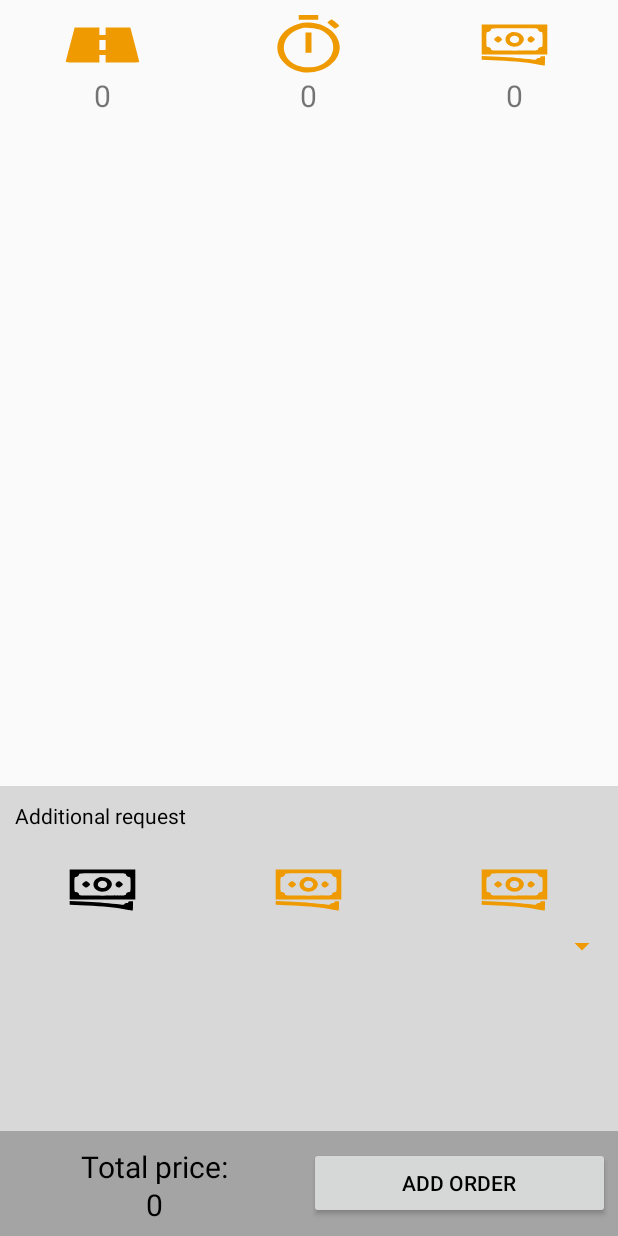
After one commit to Lewiy/Graduate-Work, an Android app: the layout fragment_add_order_2.xml on its own in the app's theme, with its tools: preview values and no code run, on a phone screen of 412 x 824 dp. The commit adds this screen. Run offline under Robolectric (Android 15) with nearby library versions, the phone set to English and light mode, and no system bars.

Commit message:
Made 2 xml layout for add order 50%

```diff
--- a/app/src/main/java/com/lewgmail/romanenko/taxiservice/model/api/Services.java
+++ b/app/src/main/java/com/lewgmail/romanenko/taxiservice/model/api/Services.java
@@ -48,12 +48,12 @@ public class Services {
             //  String string = original.body().toString();
             Request request = original.newBuilder()
                     .header("Accept", "application/json")
-                    .header("Content-Type", "application/json;Charset=UTF-8")
+                    .header("Content-Type", "application/json; charset=utf-8")
                     .method(original.method(), original.body())
                     .build();
             //   Log.w("Retrofit@Response", request.body().toString());
-            //   String str = bodyToString(response);
-            //    Log.i("req",bodyToString(request));
+            // String str = bodyToString(request);
+            //   Log.i("req",bodyToString(request));
             // String req = request.body().;
           /*  try {
                 final Request copy = request.newBuilder().build();
--- a/app/src/main/java/com/lewgmail/romanenko/taxiservice/view/ViewDriver/EditProfileFragmentDriver.java
+++ b/app/src/main/java/com/lewgmail/romanenko/taxiservice/view/ViewDriver/EditProfileFragmentDriver.java
@@ -65,8 +65,8 @@ public class EditProfileFragmentDriver extends android.support.v4.app.Fragment i
         View view = inflater.inflate(R.layout.fragment_personal_page, container, false);
         ButterKnife.bind(this, view);
         progress = new ProgressDialog(getActivity());
-        progress.setTitle("Loading");
-        progress.setMessage("Wait while loading...");
+        progress.setTitle(getResources().getString(R.string.main_theme_loading));
+        progress.setMessage(getResources().getString(R.string.text_of_loading));
         progress.setCancelable(true); // disable dismiss by tapping outside of the dialog
         progress.show();
         initialiseComponent();
--- a/app/src/main/java/com/lewgmail/romanenko/taxiservice/view/activity/RegistrationActivity.java
+++ b/app/src/main/java/com/lewgmail/romanenko/taxiservice/view/activity/RegistrationActivity.java
@@ -96,11 +96,11 @@ public class RegistrationActivity extends AppCompatActivity implements UserOpera
     private boolean checkInputedFields() {
         if (checkBoxDriverUser.isChecked()) {
             if (checkInputedFieldsDriver()) {
-                Toast.makeText(this, "Please input all fields", Toast.LENGTH_LONG).show();
+                Toast.makeText(this, getResources().getString(R.string.input_all_fields), Toast.LENGTH_LONG).show();
                 return false;
             }
         } else if (checkInputedFieldsCustomer()) {
-            Toast.makeText(this, "Please input all fields", Toast.LENGTH_LONG).show();
+            Toast.makeText(this, getResources().getString(R.string.input_all_fields), Toast.LENGTH_LONG).show();
             return false;
         }
 
--- a/app/src/main/java/com/lewgmail/romanenko/taxiservice/view/activity/RegistrationActivityFragm.java
+++ b/app/src/main/java/com/lewgmail/romanenko/taxiservice/view/activity/RegistrationActivityFragm.java
@@ -192,7 +192,7 @@ public class RegistrationActivityFragm extends AppCompatActivity implements Read
             car.setModel(fragmentDriverRegist.getModel());
             car.setPlateNumber(fragmentDriverRegist.getPlateNumber());
             car.setSeatsNumber(Integer.parseInt(fragmentDriverRegist.getNumPassengers()));
-            //car.setCarType(fragmentDriverRegist.getTypeCar());
+            car.setCarType(fragmentDriverRegist.getTypeCar());
             fragmentDriverRegist.getTypeCar();
             userRegistration.setCar(car);
         }
--- a/app/src/main/java/com/lewgmail/romanenko/taxiservice/view/fragments/FragmentPersonRegist.java
+++ b/app/src/main/java/com/lewgmail/romanenko/taxiservice/view/fragments/FragmentPersonRegist.java
@@ -77,6 +77,11 @@ public class FragmentPersonRegist extends android.support.v4.app.Fragment implem
     }
 
     public String getName() {
+        /*try {
+            return URLEncoder.encode(, "UTF-8");
+        } catch (UnsupportedEncodingException e) {
+            e.printStackTrace();
+        }*/
         return nameRegistration.getText().toString();
     }
 
--- /dev/null
+++ b/app/src/main/res/drawable/ic_black_money.xml
@@ -0,0 +1,26 @@
+<vector xmlns:android="http://schemas.android.com/apk/res/android"
+    android:width="24dp"
+    android:height="24dp"
+    android:viewportHeight="96.0"
+    android:viewportWidth="96.0">
+    <path
+        android:fillColor="#000000"
+        android:pathData="M6,39l0,24 42,0 42,0 0,-24 0,-24 -42,0 -42,0 0,24zM78,22.8c0,2.3 1.9,4.2 4.2,4.2 1.65,0 1.8,1.1 1.8,12 0,10.9 -0.15,12 -1.8,12 -2.3,0 -4.2,1.9 -4.2,4.2 0,1.7 -1.8,1.8 -30,1.8 -28.2,0 -30,-0.1 -30,-1.8 0,-2.3 -1.9,-4.2 -4.2,-4.2 -1.65,0 -1.8,-1.1 -1.8,-12 0,-10.9 0.15,-12 1.8,-12 2.3,0 4.2,-1.9 4.2,-4.2 0,-1.7 1.8,-1.8 30,-1.8 28.2,0 30,0.1 30,1.8z"
+        android:strokeColor="#00000000" />
+    <path
+        android:fillColor="#000000"
+        android:pathData="M43.4,27.9c-9.1,3.95 -9.35,17.3 -0.35,21.8 7.4,3.75 16.95,-2.65 16.95,-11.35 0,-7.15 -9.8,-13.35 -16.6,-10.45zM52.15,34.65c2.3,2.05 2.4,6.1 0.2,8.5 -3.45,3.8 -10.35,1.15 -10.35,-4 0,-5.35 6.2,-8.1 10.15,-4.5z"
+        android:strokeColor="#00000000" />
+    <path
+        android:fillColor="#000000"
+        android:pathData="M24,36c-1.1,1.1 -2,2.45 -2,3 0,0.55 0.9,1.9 2,3 1.1,1.1 2.45,2 3,2 0.55,0 1.9,-0.9 3,-2 1.1,-1.1 2,-2.45 2,-3 0,-0.55 -0.9,-1.9 -2,-3 -1.1,-1.1 -2.45,-2 -3,-2 -0.55,0 -1.9,0.9 -3,2z"
+        android:strokeColor="#00000000" />
+    <path
+        android:fillColor="#000000"
+        android:pathData="M66,36c-2.75,2.75 -0.8,8 3,8 1.3,0 5,-3.7 5,-5 0,-1.3 -3.7,-5 -5,-5 -0.55,0 -1.9,0.9 -3,2z"
+        android:strokeColor="#00000000" />
+    <path
+        android:fillColor="#000000"
+        android:pathData="M6,68.65l0,2.95 21.25,1.2c22.5,1.3 36.95,3.05 50.6,6.25 4.55,1.05 8.5,1.95 8.75,1.95 0.2,0 0.4,-3.4 0.4,-7.5l0,-7.5 -3,0c-2,0 -3,0.5 -3,1.5 0,0.8 -0.9,1.5 -1.95,1.5 -1.05,0 -2.35,0.75 -2.85,1.6 -0.85,1.5 -1.7,1.5 -10.8,0 -12.75,-2.05 -26.2,-3.3 -44.65,-4.2l-14.75,-0.7 0,2.95z"
+        android:strokeColor="#00000000" />
+</vector>
--- /dev/null
+++ b/app/src/main/res/drawable/ic_money.xml
@@ -0,0 +1,26 @@
+<vector xmlns:android="http://schemas.android.com/apk/res/android"
+    android:width="24dp"
+    android:height="24dp"
+    android:viewportHeight="96.0"
+    android:viewportWidth="96.0">
+    <path
+        android:fillColor="#ee9a00"
+        android:pathData="M6,39l0,24 42,0 42,0 0,-24 0,-24 -42,0 -42,0 0,24zM78,22.8c0,2.3 1.9,4.2 4.2,4.2 1.65,0 1.8,1.1 1.8,12 0,10.9 -0.15,12 -1.8,12 -2.3,0 -4.2,1.9 -4.2,4.2 0,1.7 -1.8,1.8 -30,1.8 -28.2,0 -30,-0.1 -30,-1.8 0,-2.3 -1.9,-4.2 -4.2,-4.2 -1.65,0 -1.8,-1.1 -1.8,-12 0,-10.9 0.15,-12 1.8,-12 2.3,0 4.2,-1.9 4.2,-4.2 0,-1.7 1.8,-1.8 30,-1.8 28.2,0 30,0.1 30,1.8z"
+        android:strokeColor="#00000000" />
+    <path
+        android:fillColor="#ee9a00"
+        android:pathData="M43.4,27.9c-9.1,3.95 -9.35,17.3 -0.35,21.8 7.4,3.75 16.95,-2.65 16.95,-11.35 0,-7.15 -9.8,-13.35 -16.6,-10.45zM52.15,34.65c2.3,2.05 2.4,6.1 0.2,8.5 -3.45,3.8 -10.35,1.15 -10.35,-4 0,-5.35 6.2,-8.1 10.15,-4.5z"
+        android:strokeColor="#00000000" />
+    <path
+        android:fillColor="#ee9a00"
+        android:pathData="M24,36c-1.1,1.1 -2,2.45 -2,3 0,0.55 0.9,1.9 2,3 1.1,1.1 2.45,2 3,2 0.55,0 1.9,-0.9 3,-2 1.1,-1.1 2,-2.45 2,-3 0,-0.55 -0.9,-1.9 -2,-3 -1.1,-1.1 -2.45,-2 -3,-2 -0.55,0 -1.9,0.9 -3,2z"
+        android:strokeColor="#00000000" />
+    <path
+        android:fillColor="#ee9a00"
+        android:pathData="M66,36c-2.75,2.75 -0.8,8 3,8 1.3,0 5,-3.7 5,-5 0,-1.3 -3.7,-5 -5,-5 -0.55,0 -1.9,0.9 -3,2z"
+        android:strokeColor="#00000000" />
+    <path
+        android:fillColor="#ee9a00"
+        android:pathData="M6,68.65l0,2.95 21.25,1.2c22.5,1.3 36.95,3.05 50.6,6.25 4.55,1.05 8.5,1.95 8.75,1.95 0.2,0 0.4,-3.4 0.4,-7.5l0,-7.5 -3,0c-2,0 -3,0.5 -3,1.5 0,0.8 -0.9,1.5 -1.95,1.5 -1.05,0 -2.35,0.75 -2.85,1.6 -0.85,1.5 -1.7,1.5 -10.8,0 -12.75,-2.05 -26.2,-3.3 -44.65,-4.2l-14.75,-0.7 0,2.95z"
+        android:strokeColor="#00000000" />
+</vector>
--- /dev/null
+++ b/app/src/main/res/drawable/ic_road.xml
@@ -0,0 +1,10 @@
+<vector xmlns:android="http://schemas.android.com/apk/res/android"
+    android:width="24dp"
+    android:height="24dp"
+    android:viewportHeight="96.0"
+    android:viewportWidth="96.0">
+    <path
+        android:fillColor="#ee9a00"
+        android:pathData="M6.7,46.7c-3.1,14.8 -5.7,27.4 -5.7,28 0,1 5,1.3 21.5,1.3l21.5,0 0,-6 0,-6 4,0 4,0 0,6 0,6 21.5,0c16.5,0 21.5,-0.3 21.5,-1.3 0,-0.6 -2.6,-13.2 -5.7,-28l-5.7,-26.7 -15.8,0 -15.8,0 0,6 0,6 -4,0 -4,0 0,-6 0,-6 -15.8,0 -15.8,0 -5.7,26.7zM52,48l0,8 -4,0 -4,0 0,-8 0,-8 4,0 4,0 0,8z"
+        android:strokeColor="#00000000" />
+</vector>
--- /dev/null
+++ b/app/src/main/res/layout/fragment_add_order_2.xml
@@ -0,0 +1,210 @@
+<?xml version="1.0" encoding="utf-8"?>
+<LinearLayout xmlns:android="http://schemas.android.com/apk/res/android"
+    android:layout_width="match_parent"
+    android:layout_height="match_parent"
+    android:orientation="vertical">
+
+    <FrameLayout
+        android:layout_width="match_parent"
+        android:layout_height="match_parent">
+
+        <LinearLayout
+            android:layout_width="match_parent"
+            android:layout_height="wrap_content"
+            android:layout_marginTop="10dp"
+            android:orientation="horizontal">
+
+            <LinearLayout
+                android:layout_width="match_parent"
+                android:layout_height="wrap_content"
+                android:layout_weight="1"
+                android:orientation="vertical">
+
+                <ImageView
+                    android:layout_width="50dp"
+                    android:layout_height="40dp"
+                    android:layout_gravity="center"
+                    android:background="@drawable/ic_road" />
+
+                <TextView
+                    android:id="@+id/value_distance"
+                    android:layout_width="wrap_content"
+                    android:layout_height="wrap_content"
+                    android:layout_gravity="center"
+                    android:text="@string/value"
+                    android:textSize="20dp" />
+            </LinearLayout>
+
+
+            <LinearLayout
+                android:layout_width="match_parent"
+                android:layout_height="wrap_content"
+                android:layout_weight="1"
+                android:orientation="vertical">
+
+                <ImageView
+                    android:layout_width="50dp"
+                    android:layout_height="40dp"
+                    android:layout_gravity="center"
+                    android:layout_weight="1"
+                    android:background="@drawable/ic_duration" />
+
+                <TextView
+                    android:id="@+id/value_duration"
+                    android:layout_width="wrap_content"
+                    android:layout_height="wrap_content"
+                    android:layout_gravity="center"
+                    android:layout_weight="1"
+                    android:text="@string/value"
+                    android:textSize="20dp" />
+            </LinearLayout>
+
+            <LinearLayout
+                android:layout_width="match_parent"
+                android:layout_height="wrap_content"
+                android:layout_gravity="center_horizontal"
+                android:layout_marginTop="20dp"
+                android:layout_weight="1"
+                android:orientation="vertical">
+
+                <ImageView
+                    android:layout_width="50dp"
+                    android:layout_height="40dp"
+                    android:layout_gravity="center"
+                    android:layout_weight="1"
+                    android:background="@drawable/ic_money" />
+
+                <TextView
+                    android:id="@+id/value_price"
+                    android:layout_width="wrap_content"
+                    android:layout_height="wrap_content"
+                    android:layout_gravity="center"
+                    android:layout_weight="1"
+                    android:text="@string/value"
+                    android:textSize="20dp" />
+            </LinearLayout>
+        </LinearLayout>
+
+        <LinearLayout
+            android:layout_width="match_parent"
+            android:layout_height="300dp"
+            android:layout_gravity="bottom"
+            android:background="@color/more_light_gray"
+            android:orientation="vertical">
+
+            <TextView
+                android:layout_width="wrap_content"
+                android:layout_height="wrap_content"
+                android:layout_marginLeft="10dp"
+                android:layout_marginTop="10dp"
+                android:text="@string/additional_request"
+                android:textColor="@color/black" />
+
+            <LinearLayout
+                android:layout_width="match_parent"
+                android:layout_height="wrap_content"
+                android:layout_marginTop="20dp"
+                android:orientation="horizontal">
+
+                <LinearLayout
+                    android:layout_width="match_parent"
+                    android:layout_height="wrap_content"
+                    android:layout_weight="1"
+                    android:orientation="vertical">
+
+                    <ImageView
+                        android:layout_width="50dp"
+                        android:layout_height="40dp"
+                        android:layout_gravity="center"
+                        android:layout_weight="1"
+                        android:background="@drawable/ic_black_money" />
+                </LinearLayout>
+
+                <LinearLayout
+                    android:layout_width="match_parent"
+                    android:layout_height="wrap_content"
+                    android:layout_weight="1"
+                    android:orientation="vertical">
+
+                    <ImageView
+                        android:layout_width="50dp"
+                        android:layout_height="40dp"
+                        android:layout_gravity="center"
+                        android:layout_weight="1"
+                        android:background="@drawable/ic_money" />
+                </LinearLayout>
+
+                <LinearLayout
+                    android:layout_width="match_parent"
+                    android:layout_height="wrap_content"
+                    android:layout_weight="1"
+                    android:orientation="vertical">
+
+                    <ImageView
+                        android:layout_width="50dp"
+                        android:layout_height="40dp"
+                        android:layout_gravity="center"
+                        android:layout_weight="1"
+                        android:background="@drawable/ic_money" />
+                </LinearLayout>
+
+            </LinearLayout>
+
+            <Spinner
+                android:id="@+id/set_status_order_act"
+                android:layout_width="match_parent"
+                android:layout_height="35dp"
+                android:layout_gravity="bottom"
+                android:layout_marginBottom="@dimen/lev_distance"
+                android:backgroundTint="@color/colorPrimary"
+                android:prompt="@string/set_car_type">
+
+            </Spinner>
+        </LinearLayout>
+
+        <LinearLayout
+            android:layout_width="match_parent"
+            android:layout_height="70dp"
+            android:layout_gravity="bottom|left"
+            android:background="@color/light_gray">
+
+            <LinearLayout
+                android:layout_width="match_parent"
+                android:layout_height="match_parent"
+                android:layout_gravity="center_vertical"
+                android:layout_weight="1"
+                android:orientation="vertical">
+
+                <TextView
+                    android:layout_width="wrap_content"
+                    android:layout_height="wrap_content"
+                    android:layout_gravity="center"
+                    android:layout_marginTop="10dp"
+                    android:layout_weight="1"
+                    android:text="@string/prise_label_add_order"
+                    android:textColor="@color/black"
+                    android:textSize="20dp" />
+
+                <TextView
+                    android:layout_width="wrap_content"
+                    android:layout_height="wrap_content"
+                    android:layout_gravity="center"
+                    android:layout_marginBottom="10dp"
+                    android:layout_weight="1"
+                    android:text="@string/value"
+                    android:textColor="@color/black"
+                    android:textSize="20dp" />
+            </LinearLayout>
+
+            <Button
+                android:layout_width="match_parent"
+                android:layout_height="wrap_content"
+                android:layout_gravity="center_vertical"
+                android:layout_marginRight="5dp"
+                android:layout_weight="1"
+                android:text="@string/add_order"
+                android:textColor="@color/black" />
+        </LinearLayout>
+    </FrameLayout>
+
+</LinearLayout>
--- a/app/src/main/res/values/colors.xml
+++ b/app/src/main/res/values/colors.xml
@@ -5,5 +5,9 @@
     <color name="colorAccent">#FF4081</color>
     <color name="main_color">#CD8500</color>
     <color name="element_color">#fffafa</color>
-
+    <color name="main_grey">#6E6E6E</color>
+    <color name="light_gray">#A4A4A4</color>
+    <color name="more_light_gray">#D8D8D8</color>
+    <color name="light_yellow">#64FAAC58</color>
+    <color name="black">#000000</color>
 </resources>
--- a/app/src/main/res/values/strings.xml
+++ b/app/src/main/res/values/strings.xml
@@ -171,8 +171,24 @@
     <!-- errors of validation -->
     <string name="error_not_equals_passwords">Passwords do not match </string>
     <string name="dont_inputed_fields">Please input all fields</string>
+    <string name="input_all_fields">Please input all fields</string>
 
     <!-- elments of loading -->
     <string name="main_theme_loading">Loading</string>
     <string name="text_of_loading">Wait while loading...</string>
+
+    <!-- elment menu navigationDrawer -->
+    <string name="add_order">Add order</string>
+    <string name="order_list">Order list</string>
+    <string name="edit_profile">Edit profile</string>
+    <string name="settings">Settings</string>
+    <string name="log_out">Log out</string>
+
+    <!-- element menu addOrder -->
+    <string name="radio_button_now">Now</string>
+    <string name="radio_button_today">Today</string>
+    <string name="radio_button_tomorrow">Tomorrow</string>
+    <string name="time_text">00:00:00</string>
+    <string name="prise_label_add_order">Total price:</string>
+    <string name="additional_request">Additional request</string>
 </resources>
```
Also changed, not shown: app/src/main/java/com/lewgmail/romanenko/taxiservice/view/activity/EditOrderActivity.java (+4 -4 lines), app/src/main/res/drawable/button_oval.xml (added, +13 -0 lines), app/src/main/res/drawable/ic_pick_point.xml (added, +14 -0 lines), app/src/main/res/drawable/ic_point_not_picked.xml (added, +10 -0 lines), app/src/main/res/drawable/ic_point_picked.xml (added, +10 -0 lines), app/src/main/res/layout/fragment_add_order_1.xml (added, +180 -0 lines), 3 other files.
